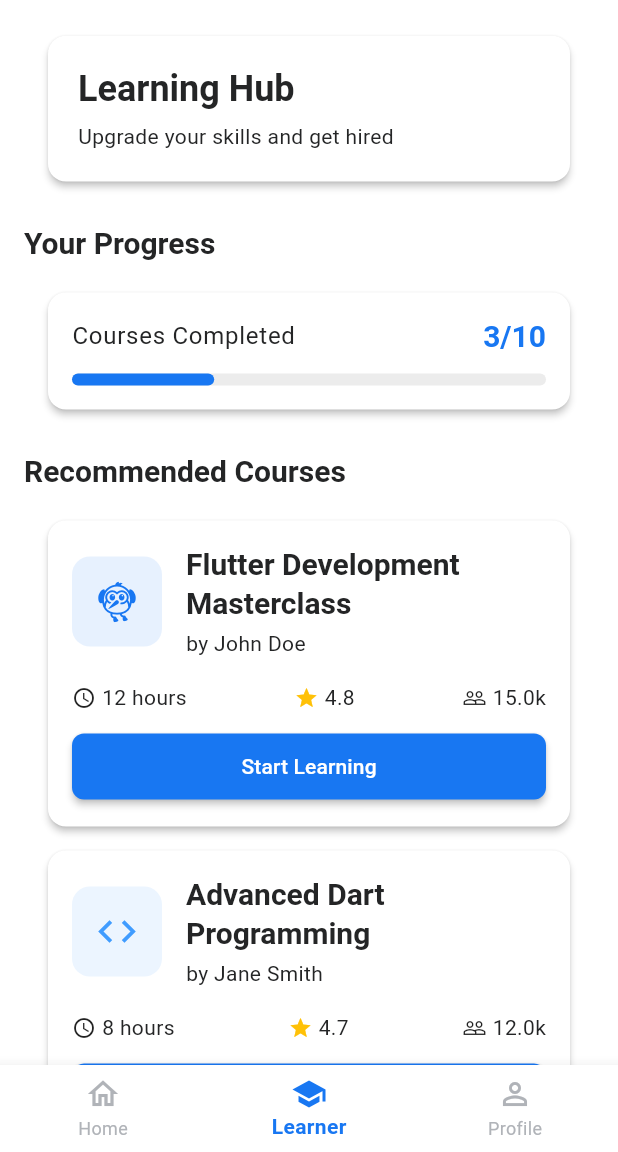
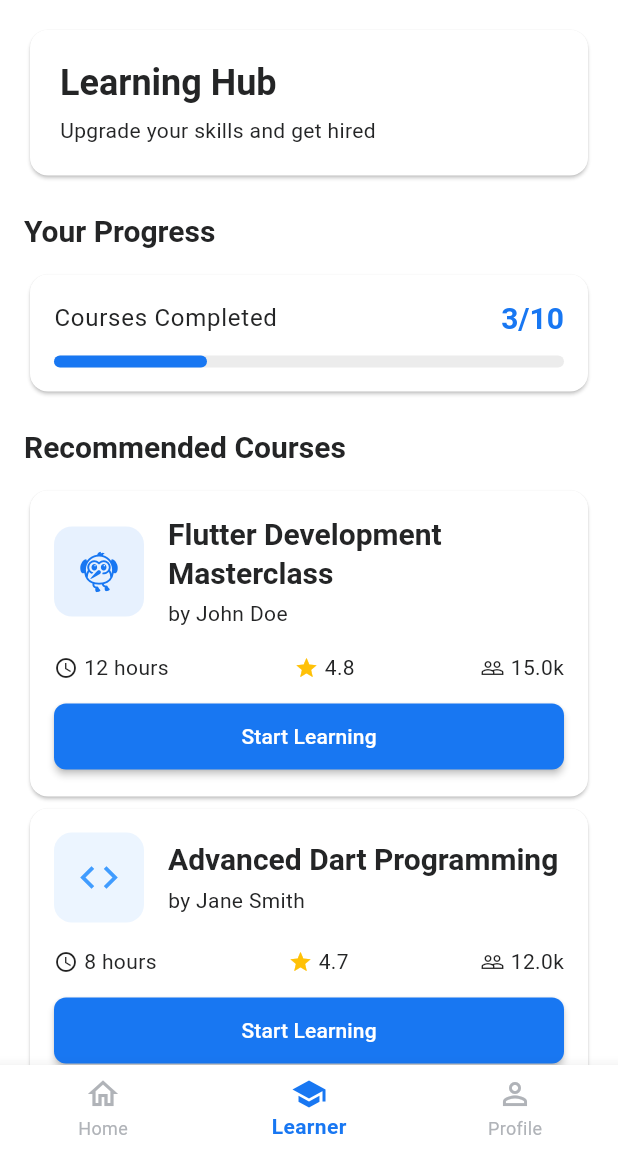
Before and after one commit to AkshayKPrajapati/OpenJob, a Flutter app: the screen it shows after launch, item 2 of the bottom bar chosen, on a phone screen of 412 x 824 dp, the part 84-1236 px from its top. Run offline on Flutter 3.47's test engine with Material 3 defaults, Android fonts, the phone set to English and light mode, and no system bars; our stand-ins replace shared_preferences.

```diff
--- a/lib/config/theme_config.dart
+++ b/lib/config/theme_config.dart
@@ -44,21 +44,36 @@ class ThemeConfig {
       backgroundColor: Colors.white,
       elevation: 16,
     ),
+
+
+
+    /*
     cardTheme: CardTheme(
       color: Colors.white,
       elevation: 2,
       shape: RoundedRectangleBorder(borderRadius: BorderRadius.circular(12)),
-      margin: EdgeInsets.symmetric(horizontal: 16, vertical: 8),
+      margin: const EdgeInsets.symmetric(horizontal: 16, vertical: 8),
     ),
+
+    */
+
+
+
+
+
+
+
+
+
     textTheme: TextTheme(
       displayLarge:
-          TextStyle(fontSize: 32, fontWeight: FontWeight.bold, color: textDark),
+      TextStyle(fontSize: 32, fontWeight: FontWeight.bold, color: textDark),
       displayMedium:
-          TextStyle(fontSize: 28, fontWeight: FontWeight.bold, color: textDark),
+      TextStyle(fontSize: 28, fontWeight: FontWeight.bold, color: textDark),
       displaySmall:
-          TextStyle(fontSize: 24, fontWeight: FontWeight.bold, color: textDark),
+      TextStyle(fontSize: 24, fontWeight: FontWeight.bold, color: textDark),
       headlineMedium:
-          TextStyle(fontSize: 20, fontWeight: FontWeight.w600, color: textDark),
+      TextStyle(fontSize: 20, fontWeight: FontWeight.w600, color: textDark),
       bodyLarge: TextStyle(fontSize: 16, color: textDark),
       bodyMedium: TextStyle(fontSize: 14, color: textDark),
     ),
@@ -121,12 +136,20 @@ class ThemeConfig {
       backgroundColor: Color(0xFF242526),
       elevation: 16,
     ),
-    cardTheme: CardTheme(
+
+
+
+    /*cardTheme: CardTheme(
       color: Color(0xFF242526),
       elevation: 2,
       shape: RoundedRectangleBorder(borderRadius: BorderRadius.circular(12)),
       margin: EdgeInsets.symmetric(horizontal: 16, vertical: 8),
-    ),
+    )*/
+
+
+
+
+
     textTheme: TextTheme(
       displayLarge: TextStyle(
           fontSize: 32, fontWeight: FontWeight.bold, color: Colors.white),
```
Also changed, not shown: pubspec.lock.
